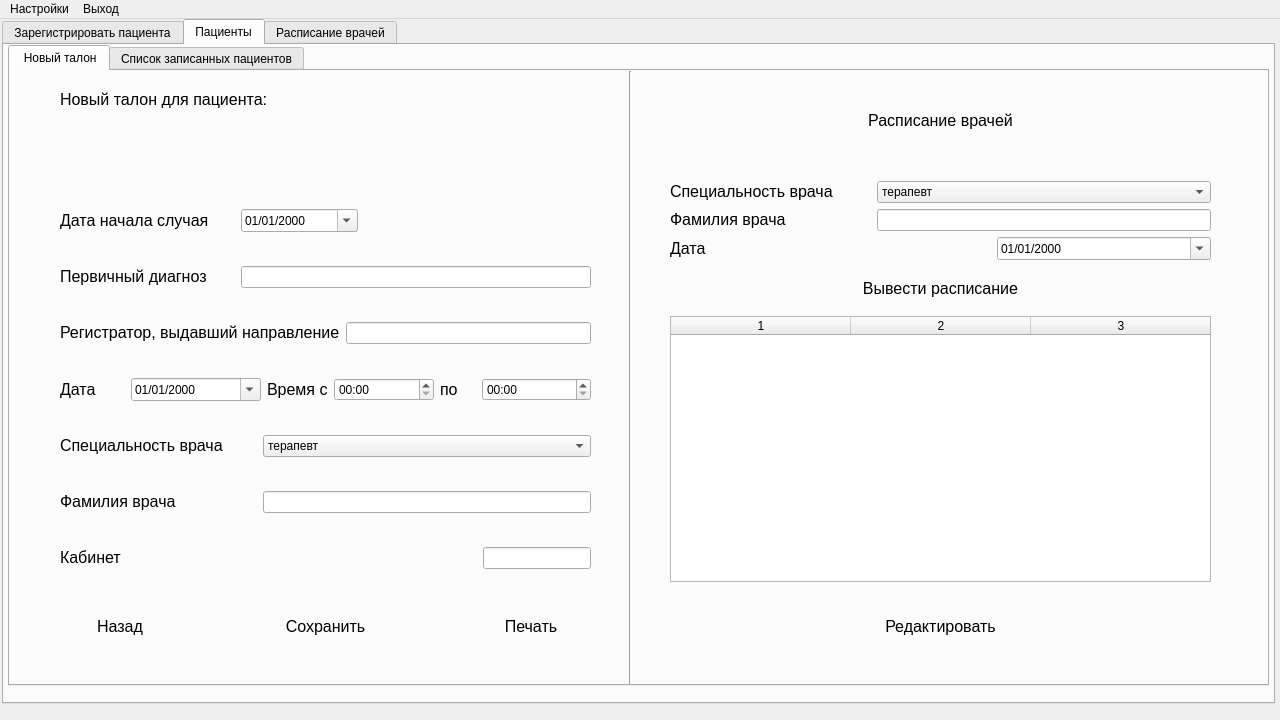
Qt form 6th-semester/software-architecture/src/client/View/ApplicationViewUi.ui (theseChains/uni-assignments) before a commit.
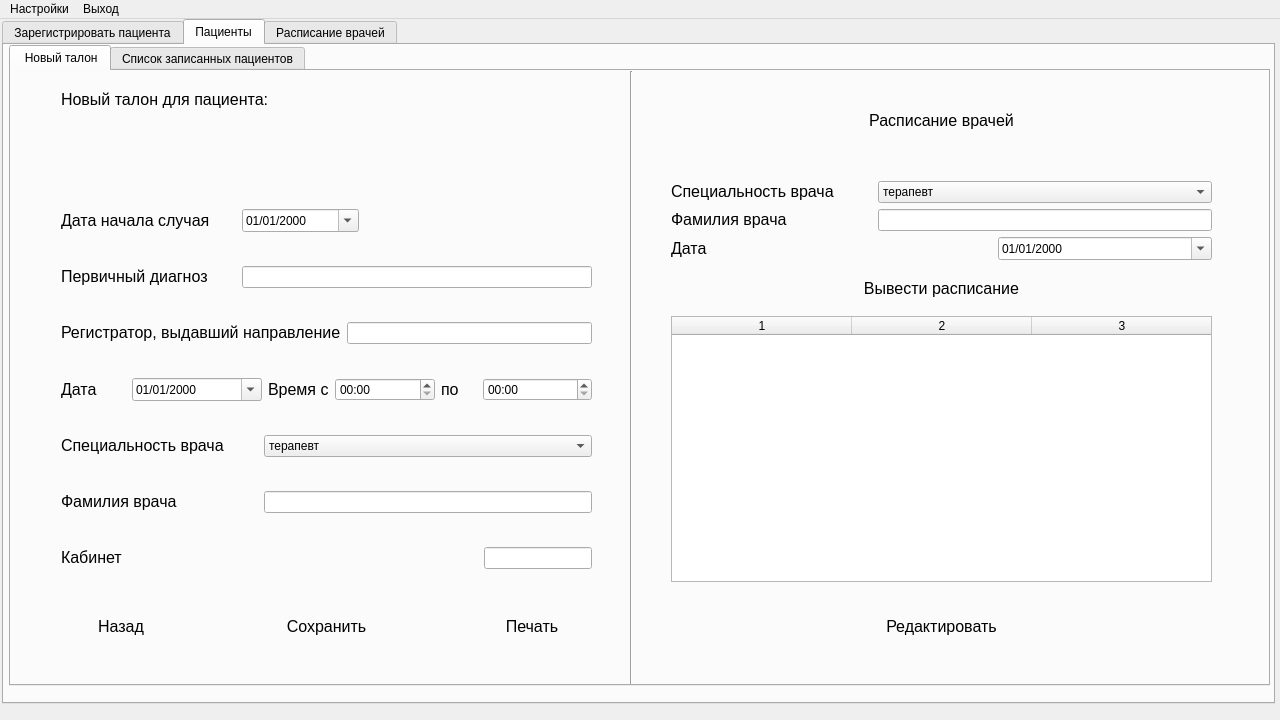
The same form after that commit. The open tabs and pages were chosen to show the change.

```diff
--- a/6th-semester/software-architecture/src/client/View/ApplicationViewUi.ui
+++ b/6th-semester/software-architecture/src/client/View/ApplicationViewUi.ui
@@ -1888,7 +1888,7 @@
          <widget class="QTabWidget" name="TalonPageTabs">
           <property name="geometry">
            <rect>
-            <x>3</x>
+            <x>4</x>
             <y>0</y>
             <width>1261</width>
             <height>641</height>
```
Left out of the diff: 36 changed lines with no effect on the pictures.
